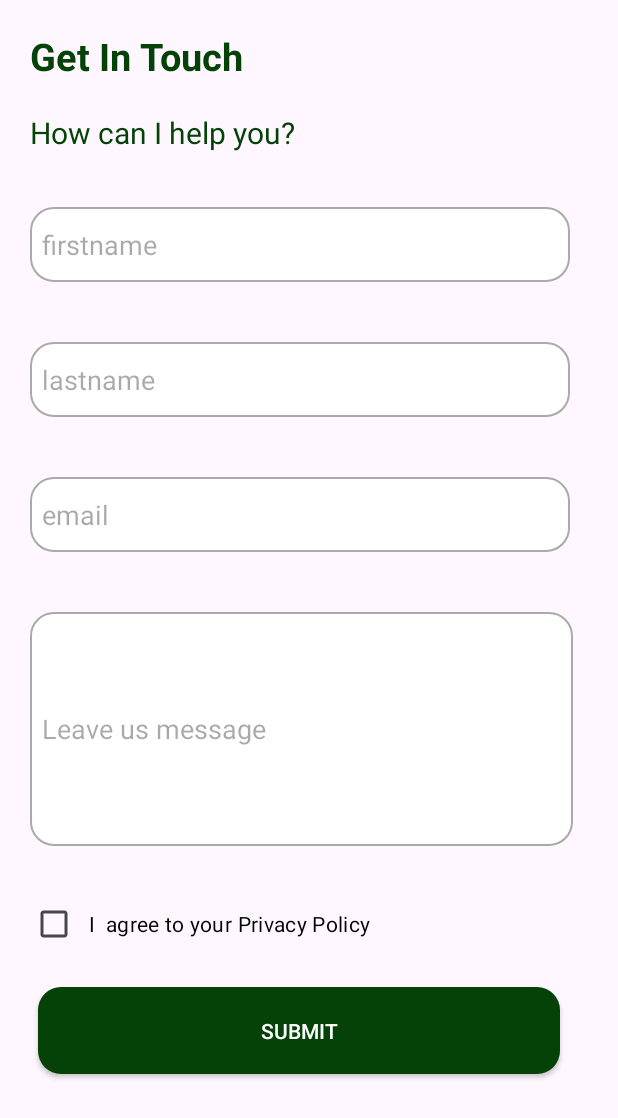
After one commit to imaadshehzadkhan/Marsiya_app, an Android app: the ContactActivity screen opened directly, with no data from a screen before it, on a phone screen of 412 x 824 dp. The commit adds this screen. Shown: the top 1118 px of the screen. Run offline under Robolectric (Android 15) with nearby library versions, the phone set to English and light mode, and no system bars.

Commit message:
This is my first commit

```diff
--- a/app/src/main/AndroidManifest.xml
+++ b/app/src/main/AndroidManifest.xml
@@ -15,6 +15,12 @@
         android:supportsRtl="true"
         android:theme="@style/Theme.KashmirMarsiyaApp"
         tools:targetApi="31">
+        <activity
+            android:name=".NohaActivity"
+            android:exported="false" />
+        <activity
+            android:name=".ContactActivity"
+            android:exported="false" />
         <activity
             android:name=".TextViewerActivity"
             android:exported="false" />
--- /dev/null
+++ b/app/src/main/java/com/example/kashmirmarsiyaapp/ContactActivity.kt
@@ -0,0 +1,45 @@
+package com.example.kashmirmarsiyaapp
+
+import android.os.Bundle
+import android.widget.Button
+import android.widget.CheckBox
+import android.widget.EditText
+import android.widget.Toast
+import androidx.appcompat.app.AppCompatActivity
+
+class ContactActivity : AppCompatActivity() {
+
+    override fun onCreate(savedInstanceState: Bundle?) {
+        super.onCreate(savedInstanceState)
+        setContentView(R.layout.activity_contact)
+
+        // Find views by ID
+        val firstNameEditText: EditText = findViewById(R.id.name)
+        val lastNameEditText: EditText = findViewById(R.id.lastname)
+        val emailEditText: EditText = findViewById(R.id.Email)
+        val messageEditText: EditText = findViewById(R.id.etMessage)
+        val privacyPolicyCheckBox: CheckBox = findViewById(R.id.privacyPolicy)
+        val submitButton: Button = findViewById(R.id.button2)
+
+
+        submitButton.setOnClickListener {
+
+            val firstName = firstNameEditText.text.toString().trim()
+            val lastName = lastNameEditText.text.toString().trim()
+            val email = emailEditText.text.toString().trim()
+            val message = messageEditText.text.toString().trim()
+            val isPrivacyPolicyChecked = privacyPolicyCheckBox.isChecked
+            if (firstName.isNotEmpty() && lastName.isNotEmpty() && email.isNotEmpty() && message.isNotEmpty() && isPrivacyPolicyChecked) {
+                Toast.makeText(this, "Form Submitted", Toast.LENGTH_SHORT).show()
+
+                println("First Name: $firstName")
+                println("Last Name: $lastName")
+                println("Email: $email")
+                println("Message: $message")
+                println("Privacy Policy Accepted: $isPrivacyPolicyChecked")
+            } else {
+                Toast.makeText(this, "Please fill all fields and accept the privacy policy", Toast.LENGTH_SHORT).show()
+            }
+        }
+    }
+}
--- /dev/null
+++ b/app/src/main/res/drawable/buttonbg.xml
@@ -0,0 +1,7 @@
+<?xml version="1.0" encoding="utf-8"?>
+<shape xmlns:android="http://schemas.android.com/apk/res/android">
+    <solid android:color="#054208"/>
+    <corners android:radius="15dp"/>
+
+
+</shape>
--- /dev/null
+++ b/app/src/main/res/drawable/edit_text_background.xml
@@ -0,0 +1,13 @@
+<?xml version="1.0" encoding="utf-8"?>
+<shape xmlns:android="http://schemas.android.com/apk/res/android">
+    <solid android:color="#ffff"/>
+    <corners android:radius="15dp"/>
+    <stroke
+        android:width="1dp"
+        android:color="@android:color/darker_gray"/>
+    <padding
+        android:left="8dp"
+        android:top="8dp"
+        android:right="8dp"
+        android:bottom="8dp"/>
+</shape>
--- /dev/null
+++ b/app/src/main/res/layout/activity_contact.xml
@@ -0,0 +1,94 @@
+<?xml version="1.0" encoding="utf-8"?>
+<androidx.constraintlayout.widget.ConstraintLayout xmlns:android="http://schemas.android.com/apk/res/android"
+    xmlns:app="http://schemas.android.com/apk/res-auto"
+    xmlns:tools="http://schemas.android.com/tools"
+    android:id="@+id/main"
+    android:layout_width="match_parent"
+    android:layout_height="match_parent"
+    tools:context=".ContactActivity">
+
+    <LinearLayout
+        android:layout_width="match_parent"
+        android:layout_height="match_parent"
+        android:orientation="vertical">
+
+        <TextView
+            android:id="@+id/textView14"
+            android:layout_width="match_parent"
+            android:layout_height="wrap_content"
+            android:text="Get In Touch"
+            android:textStyle="bold"
+            android:textColor="@color/custom_green"
+            android:textSize="25sp"
+            android:layout_margin="20dp"
+            />
+
+        <TextView
+            android:id="@+id/textView15"
+            android:layout_width="match_parent"
+            android:layout_height="wrap_content"
+            android:layout_marginLeft="20dp"
+            android:layout_marginBottom="16dp"
+            android:text="How can I help you?"
+            android:textColor="@color/custom_green"
+            android:textSize="20sp"/>
+
+        <EditText
+            android:id="@+id/name"
+            android:layout_width="360dp"
+            android:layout_height="50dp"
+            android:layout_margin="20dp"
+            android:background="@drawable/edit_text_background"
+            android:ems="10"
+            android:inputType="text"
+            android:hint="firstname" />
+        <EditText
+            android:id="@+id/lastname"
+            android:layout_width="360dp"
+            android:layout_height="50dp"
+            android:layout_margin="20dp"
+            android:background="@drawable/edit_text_background"
+            android:ems="10"
+            android:inputType="text"
+            android:hint="lastname" />
+        <EditText
+            android:id="@+id/Email"
+            android:layout_width="360dp"
+            android:layout_height="50dp"
+            android:layout_margin="20dp"
+            android:background="@drawable/edit_text_background"
+            android:ems="10"
+            android:inputType="text"
+            android:hint="email" />
+
+        <EditText
+            android:id="@+id/etMessage"
+            android:layout_width="362dp"
+            android:layout_height="156dp"
+            android:layout_margin="20dp"
+            android:background="@drawable/edit_text_background"
+            android:hint="Leave us message"
+            android:inputType="textMultiLine" />
+
+        <CheckBox
+            android:id="@+id/privacyPolicy"
+            android:layout_width="302dp"
+            android:layout_height="wrap_content"
+            android:layout_marginLeft="20dp"
+            android:layout_marginTop="8dp"
+            android:layout_marginBottom="18dp"
+            android:text="  I  agree to your Privacy Policy"
+            android:textColor="@color/black" />
+
+        <androidx.appcompat.widget.AppCompatButton
+            android:id="@+id/button2"
+            android:layout_width="348dp"
+            android:layout_height="58dp"
+            android:layout_marginLeft="25dp"
+            android:background="@drawable/buttonbg"
+            android:textColor="@color/white"
+            android:text="Submit" />
+
+
+    </LinearLayout>
+</androidx.constraintlayout.widget.ConstraintLayout>
--- a/app/src/main/res/values/colors.xml
+++ b/app/src/main/res/values/colors.xml
@@ -4,4 +4,7 @@
     <color name="white">#FFFFFFFF</color>
     <color name="headingColor">#109c51</color>
     <color name="linetext">#041e47</color>
+    <color name="custom_green">#054208</color>
+
+
 </resources>
```
Also changed, not shown: app/src/main/java/com/example/kashmirmarsiyaapp/DashboardActivity.kt (+6 -9 lines), app/src/main/java/com/example/kashmirmarsiyaapp/NohaActivity.kt (added, +52 -0 lines), app/src/main/java/com/example/kashmirmarsiyaapp/NohaDatabaseHelper.kt (added, +96 -0 lines), app/src/main/res/layout/activity_dashboard.xml (+5 -4 lines), app/src/main/res/layout/activity_noha.xml (added, +37 -0 lines), app/src/main/res/values/strings.xml (+7 -0 lines), app/src/main/res/drawable/buttonbg.png (deleted).
